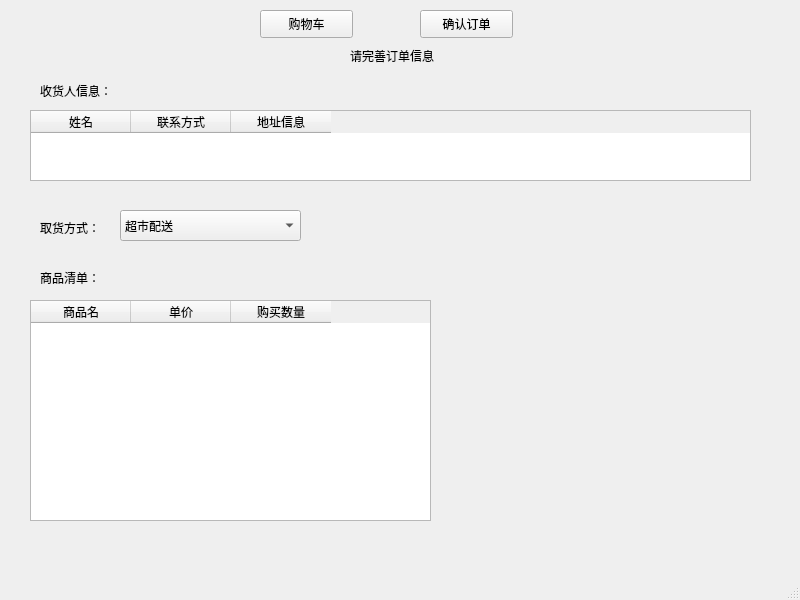
First picture: the form in orderManage_module/ui_file/cart_order.ui, repository Reason-Wang/se_project, before the edit.
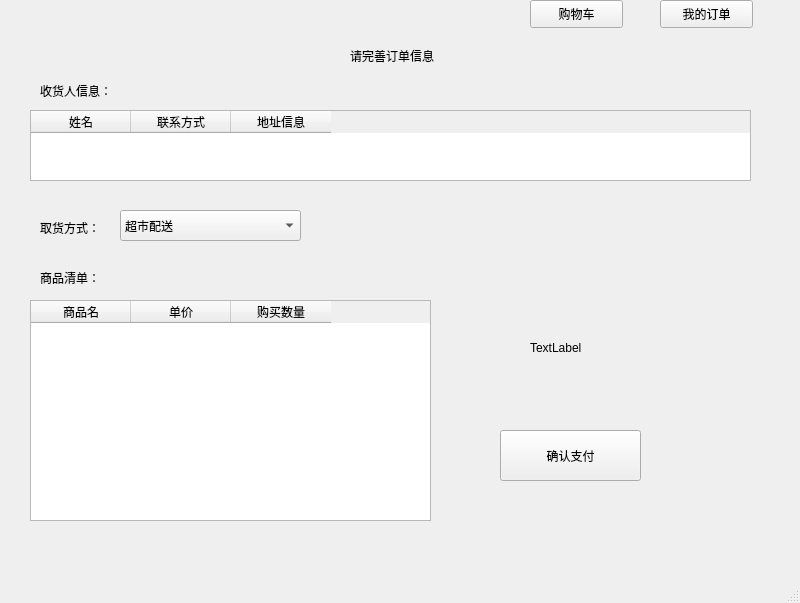
Second picture: the form after the edit. The open tabs and pages were chosen to show the change.

Commit message: finish cart

```diff
--- a/orderManage_module/ui_file/cart_order.ui
+++ b/orderManage_module/ui_file/cart_order.ui
@@ -7,7 +7,7 @@
     <x>0</x>
     <y>0</y>
     <width>800</width>
-    <height>600</height>
+    <height>603</height>
    </rect>
   </property>
   <property name="windowTitle">
@@ -93,6 +93,19 @@
        <string>TextLabel</string>
       </property>
      </widget>
+     <widget class="QPushButton" name="checkOrderBtn">
+      <property name="geometry">
+       <rect>
+        <x>630</x>
+        <y>180</y>
+        <width>93</width>
+        <height>28</height>
+       </rect>
+      </property>
+      <property name="text">
+       <string>确认订单</string>
+      </property>
+     </widget>
     </widget>
     <widget class="QWidget" name="page_2">
      <widget class="QComboBox" name="methodBox">
@@ -217,26 +230,64 @@
        <string>商品清单：</string>
       </property>
      </widget>
+     <widget class="QPushButton" name="payBtn">
+      <property name="geometry">
+       <rect>
+        <x>500</x>
+        <y>400</y>
+        <width>141</width>
+        <height>51</height>
+       </rect>
+      </property>
+      <property name="text">
+       <string>确认支付</string>
+      </property>
+     </widget>
+     <widget class="QLabel" name="moneyLabel2">
+      <property name="geometry">
+       <rect>
+        <x>530</x>
+        <y>310</y>
+        <width>72</width>
+        <height>15</height>
+       </rect>
+      </property>
+      <property name="text">
+       <string>TextLabel</string>
+      </property>
+     </widget>
     </widget>
-   </widget>
-   <widget class="QPushButton" name="checkOrderBtn">
-    <property name="geometry">
-     <rect>
-      <x>420</x>
-      <y>10</y>
-      <width>93</width>
-      <height>28</height>
-     </rect>
-    </property>
-    <property name="text">
-     <string>确认订单</string>
-    </property>
+    <widget class="QWidget" name="page_3">
+     <widget class="QScrollArea" name="scrollArea">
+      <property name="geometry">
+       <rect>
+        <x>10</x>
+        <y>10</y>
+        <width>781</width>
+        <height>511</height>
+       </rect>
+      </property>
+      <property name="widgetResizable">
+       <bool>true</bool>
+      </property>
+      <widget class="QWidget" name="scrollAreaWidgetContents">
+       <property name="geometry">
+        <rect>
+         <x>0</x>
+         <y>0</y>
+         <width>779</width>
+         <height>509</height>
+        </rect>
+       </property>
+      </widget>
+     </widget>
+    </widget>
    </widget>
    <widget class="QPushButton" name="returnCartBtn">
     <property name="geometry">
      <rect>
-      <x>260</x>
-      <y>10</y>
+      <x>530</x>
+      <y>0</y>
       <width>93</width>
       <height>28</height>
      </rect>
@@ -245,6 +296,19 @@
      <string>购物车</string>
     </property>
    </widget>
+   <widget class="QPushButton" name="myOrderBtn">
+    <property name="geometry">
+     <rect>
+      <x>660</x>
+      <y>0</y>
+      <width>93</width>
+      <height>28</height>
+     </rect>
+    </property>
+    <property name="text">
+     <string>我的订单</string>
+    </property>
+   </widget>
   </widget>
   <widget class="QMenuBar" name="menubar">
    <property name="geometry">
```
Left out of the diff: 10 changed lines with no effect on the pictures. The commit also changes 10 other files.
